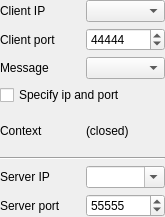
First picture: the form in src/toolsui/SAKSocketClientToolUi.ui, repository x-tools-author/x-tools, before the edit.
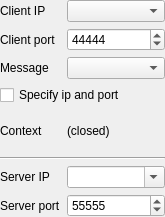
Second picture: the form after the edit. Custom widgets are drawn as their Qt base class.

What changed in the file:
```diff
--- a/src/toolsui/SAKSocketClientToolUi.ui
+++ b/src/toolsui/SAKSocketClientToolUi.ui
@@ -58,6 +58,12 @@
    </item>
    <item row="2" column="0">
     <widget class="QLabel" name="label_2">
+     <property name="sizePolicy">
+      <sizepolicy hsizetype="Fixed" vsizetype="Preferred">
+       <horstretch>0</horstretch>
+       <verstretch>0</verstretch>
+      </sizepolicy>
+     </property>
      <property name="text">
       <string>Client port</string>
      </property>
@@ -72,6 +78,12 @@
    </item>
    <item row="7" column="0">
     <widget class="QLabel" name="label_3">
+     <property name="sizePolicy">
+      <sizepolicy hsizetype="Fixed" vsizetype="Preferred">
+       <horstretch>0</horstretch>
+       <verstretch>0</verstretch>
+      </sizepolicy>
+     </property>
      <property name="text">
       <string>Server IP</string>
      </property>
@@ -79,6 +91,12 @@
    </item>
    <item row="8" column="0">
     <widget class="QLabel" name="label_4">
+     <property name="sizePolicy">
+      <sizepolicy hsizetype="Fixed" vsizetype="Preferred">
+       <horstretch>0</horstretch>
+       <verstretch>0</verstretch>
+      </sizepolicy>
+     </property>
      <property name="text">
       <string>Server port</string>
      </property>
@@ -86,6 +104,12 @@
    </item>
    <item row="5" column="0">
     <widget class="QLabel" name="label_5">
+     <property name="sizePolicy">
+      <sizepolicy hsizetype="Fixed" vsizetype="Preferred">
+       <horstretch>0</horstretch>
+       <verstretch>0</verstretch>
+      </sizepolicy>
+     </property>
      <property name="text">
       <string>Context</string>
      </property>
@@ -103,6 +127,12 @@
    </item>
    <item row="3" column="0">
     <widget class="QLabel" name="labelMessageType">
+     <property name="sizePolicy">
+      <sizepolicy hsizetype="Fixed" vsizetype="Preferred">
+       <horstretch>0</horstretch>
+       <verstretch>0</verstretch>
+      </sizepolicy>
+     </property>
      <property name="text">
       <string>Message</string>
      </property>
@@ -110,6 +140,12 @@
    </item>
    <item row="1" column="0">
     <widget class="QLabel" name="label">
+     <property name="sizePolicy">
+      <sizepolicy hsizetype="Fixed" vsizetype="Preferred">
+       <horstretch>0</horstretch>
+       <verstretch>0</verstretch>
+      </sizepolicy>
+     </property>
      <property name="text">
       <string>Client IP</string>
      </property>
@@ -141,6 +177,11 @@
   </layout>
  </widget>
  <customwidgets>
+  <customwidget>
+   <class>SAKCheckBox</class>
+   <extends>QCheckBox</extends>
+   <header location="global">SAKCheckBox.hh</header>
+  </customwidget>
   <customwidget>
    <class>SAKIpComboBox</class>
    <extends>QComboBox</extends>
@@ -151,11 +192,6 @@
    <extends>QComboBox</extends>
    <header location="global">SAKWebSocketMessageTypeComboBox.hh</header>
   </customwidget>
-  <customwidget>
-   <class>SAKCheckBox</class>
-   <extends>QCheckBox</extends>
-   <header location="global">SAKCheckBox.hh</header>
-  </customwidget>
   <customwidget>
    <class>SAKSpinBox</class>
    <extends>QSpinBox</extends>
```
